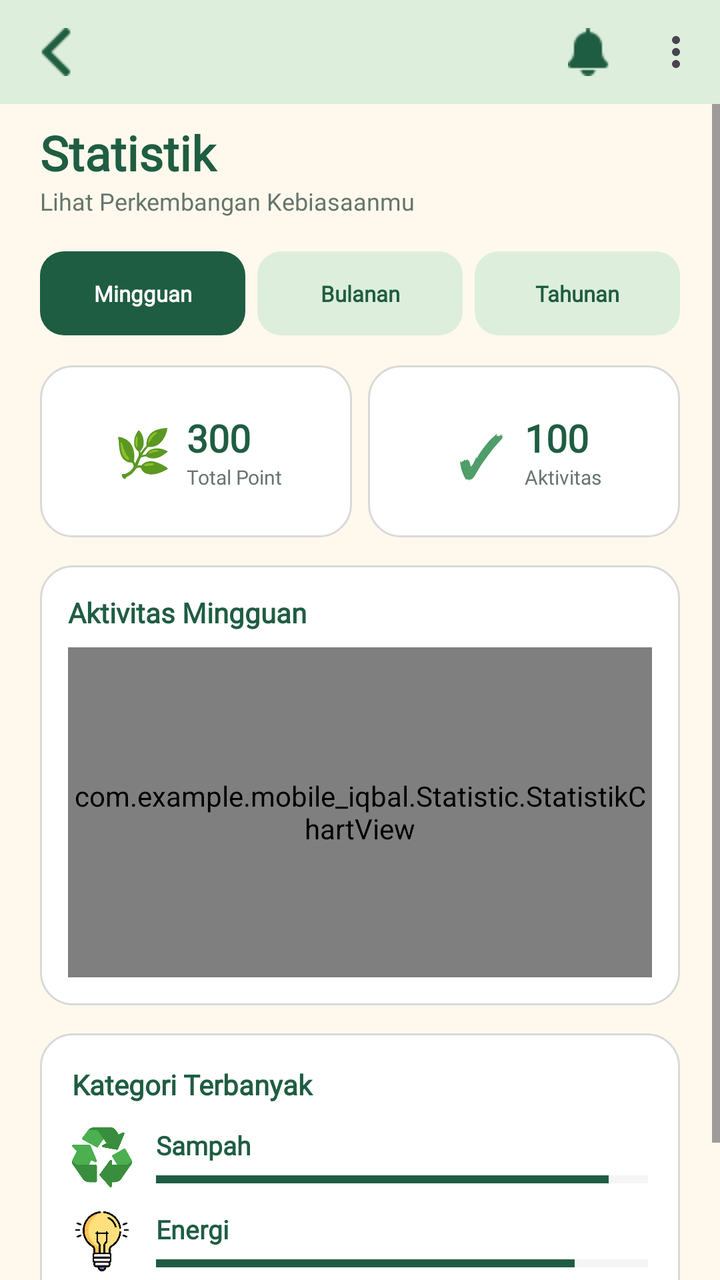
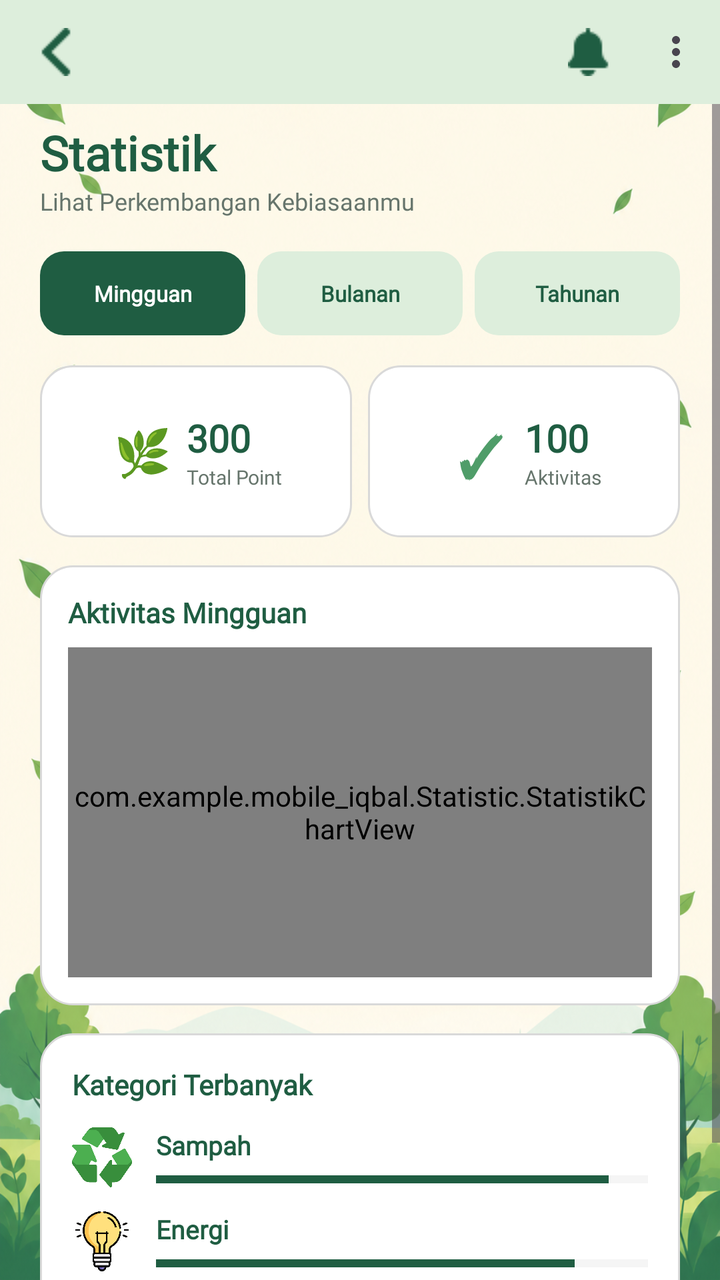

Compare the two renders of this Android layout. The source of the first and the diff that turns it into the second are given below.
<!-- AndroidManifest.xml: application theme Theme.Mobile_Iqbal -->
<!-- res/layout/fragment_statistic.xml -->
<?xml version="1.0" encoding="utf-8"?>
<androidx.constraintlayout.widget.ConstraintLayout
    xmlns:android="http://schemas.android.com/apk/res/android"
    xmlns:app="http://schemas.android.com/apk/res-auto"
    android:layout_width="match_parent"
    android:layout_height="match_parent"
    android:background="#FFF9ED">

    
    <com.google.android.material.appbar.MaterialToolbar
        android:id="@+id/toolbarStatistic"
        android:layout_width="0dp"
        android:layout_height="52dp"
        android:background="#DDEEDC"
        app:navigationIcon="@drawable/left"
        app:title=""
        app:menu="@menu/main_menu"
        app:layout_constraintTop_toTopOf="parent"
        app:layout_constraintStart_toStartOf="parent"
        app:layout_constraintEnd_toEndOf="parent" />

    
    <ScrollView
        android:layout_width="0dp"
        android:layout_height="0dp"
        android:fillViewport="false"
        android:clipToPadding="false"
        android:background="#FFF9ED"
        app:layout_constraintTop_toBottomOf="@id/toolbarStatistic"
        app:layout_constraintBottom_toBottomOf="parent"
        app:layout_constraintStart_toStartOf="parent"
        app:layout_constraintEnd_toEndOf="parent">

        <LinearLayout
            android:layout_width="match_parent"
            android:layout_height="wrap_content"
            android:orientation="vertical"
            android:paddingStart="20dp"
            android:paddingEnd="20dp"
            android:paddingTop="8dp"
            android:paddingBottom="24dp">

            
            <TextView
                android:layout_width="match_parent"
                android:layout_height="wrap_content"
                android:text="Statistik"
                android:textColor="#1F5D42"
                android:textSize="24sp"
                android:textStyle="bold"
                android:fontFamily="@font/poppins" />

            <TextView
                android:layout_width="match_parent"
                android:layout_height="wrap_content"
                android:text="Lihat Perkembangan Kebiasaanmu"
                android:textColor="#66756C"
                android:textSize="12sp"
                android:fontFamily="@font/poppins" />

            
            <LinearLayout
                android:layout_width="match_parent"
                android:layout_height="48dp"
                android:layout_marginTop="14dp"
                android:gravity="center_vertical"
                android:orientation="horizontal">

                <TextView
                    android:id="@+id/btnMingguan"
                    android:layout_width="0dp"
                    android:layout_height="42dp"
                    android:layout_weight="1"
                    android:layout_marginEnd="6dp"
                    android:background="@drawable/bg_filter_selected"
                    android:gravity="center"
                    android:text="Mingguan"
                    android:textColor="#FFFFFF"
                    android:textSize="11sp"
                    android:textStyle="bold"
                    android:fontFamily="@font/poppins" />

                <TextView
                    android:id="@+id/btnBulanan"
                    android:layout_width="0dp"
                    android:layout_height="42dp"
                    android:layout_weight="1"
                    android:layout_marginEnd="6dp"
                    android:background="@drawable/bg_filter"
                    android:gravity="center"
                    android:text="Bulanan"
                    android:textColor="#1F5D42"
                    android:textSize="11sp"
                    android:textStyle="bold"
                    android:fontFamily="@font/poppins" />

                <TextView
                    android:id="@+id/btnTahunan"
                    android:layout_width="0dp"
                    android:layout_height="42dp"
                    android:layout_weight="1"
                    android:background="@drawable/bg_filter"
                    android:gravity="center"
                    android:text="Tahunan"
                    android:textColor="#1F5D42"
                    android:textSize="11sp"
                    android:textStyle="bold"
                    android:fontFamily="@font/poppins" />

            </LinearLayout>

            
            <LinearLayout
                android:layout_width="match_parent"
                android:layout_height="86dp"
                android:layout_marginTop="12dp"
                android:orientation="horizontal">

                <LinearLayout
                    android:layout_width="0dp"
                    android:layout_height="match_parent"
                    android:layout_weight="1"
                    android:layout_marginEnd="8dp"
                    android:background="@drawable/bg_stat_card"
                    android:gravity="center"
                    android:orientation="horizontal"
                    android:padding="8dp">

                    <TextView
                        android:layout_width="34dp"
                        android:layout_height="34dp"
                        android:gravity="center"
                        android:text="🌿"
                        android:textSize="23sp" />

                    <LinearLayout
                        android:layout_width="wrap_content"
                        android:layout_height="wrap_content"
                        android:layout_marginStart="5dp"
                        android:orientation="vertical">

                        <TextView
                            android:id="@+id/txtTotalPoin"
                            android:layout_width="wrap_content"
                            android:layout_height="wrap_content"
                            android:text="300"
                            android:textColor="#1F5D42"
                            android:textSize="19sp"
                            android:textStyle="bold"
                            android:fontFamily="@font/poppins" />

                        <TextView
                            android:layout_width="wrap_content"
                            android:layout_height="wrap_content"
                            android:text="Total Point"
                            android:textColor="#66756C"
                            android:textSize="10sp"
                            android:fontFamily="@font/poppins" />

                    </LinearLayout>
                </LinearLayout>

                <LinearLayout
                    android:layout_width="0dp"
                    android:layout_height="match_parent"
                    android:layout_weight="1"
                    android:background="@drawable/bg_stat_card"
                    android:gravity="center"
                    android:orientation="horizontal"
                    android:padding="8dp">

                    <TextView
                        android:layout_width="34dp"
                        android:layout_height="34dp"
                        android:gravity="center"
                        android:text="✓"
                        android:textColor="#4F9D69"
                        android:textSize="28sp"
                        android:textStyle="bold" />

                    <LinearLayout
                        android:layout_width="wrap_content"
                        android:layout_height="wrap_content"
                        android:layout_marginStart="5dp"
                        android:orientation="vertical">

                        <TextView
                            android:id="@+id/txtTotalAktivitas"
                            android:layout_width="wrap_content"
                            android:layout_height="wrap_content"
                            android:text="100"
                            android:textColor="#1F5D42"
                            android:textSize="19sp"
                            android:textStyle="bold"
                            android:fontFamily="@font/poppins" />

                        <TextView
                            android:layout_width="wrap_content"
                            android:layout_height="wrap_content"
                            android:text="Aktivitas"
                            android:textColor="#66756C"
                            android:textSize="10sp"
                            android:fontFamily="@font/poppins" />

                    </LinearLayout>
                </LinearLayout>

            </LinearLayout>

            
            <LinearLayout
                android:layout_width="match_parent"
                android:layout_height="220dp"
                android:layout_marginTop="14dp"
                android:background="@drawable/bg_stat_card"
                android:orientation="vertical"
                android:padding="14dp">

                <TextView
                    android:layout_width="match_parent"
                    android:layout_height="wrap_content"
                    android:text="Aktivitas Mingguan"
                    android:textColor="#1F5D42"
                    android:textSize="14sp"
                    android:textStyle="bold"
                    android:fontFamily="@font/poppins" />

                <com.example.mobile_iqbal.Statistic.StatistikChartView
                    android:id="@+id/chartAktivitas"
                    android:layout_width="match_parent"
                    android:layout_height="0dp"
                    android:layout_weight="1"
                    android:layout_marginTop="8dp" />

            </LinearLayout>

            
            <LinearLayout
                android:layout_width="match_parent"
                android:layout_height="wrap_content"
                android:layout_marginTop="14dp"
                android:background="@drawable/bg_stat_card"
                android:orientation="vertical"
                android:padding="16dp">

                <TextView
                    android:layout_width="match_parent"
                    android:layout_height="wrap_content"
                    android:text="Kategori Terbanyak"
                    android:textColor="#1F5D42"
                    android:textSize="14sp"
                    android:textStyle="bold"
                    android:fontFamily="@font/poppins" />

                
                <LinearLayout
                    android:layout_width="match_parent"
                    android:layout_height="wrap_content"
                    android:layout_marginTop="12dp"
                    android:gravity="center_vertical"
                    android:orientation="horizontal">

                    <ImageView
                        android:layout_width="30dp"
                        android:layout_height="30dp"
                        android:src="@drawable/recycle"
                        android:scaleType="fitCenter"
                        android:contentDescription="Sampah" />

                    <LinearLayout
                        android:layout_width="0dp"
                        android:layout_height="wrap_content"
                        android:layout_weight="1"
                        android:layout_marginStart="12dp"
                        android:orientation="vertical">

                        <TextView
                            android:layout_width="wrap_content"
                            android:layout_height="wrap_content"
                            android:text="Sampah"
                            android:textColor="#1F5D42"
                            android:textSize="13sp"
                            android:textStyle="bold"
                            android:fontFamily="@font/poppins" />

                        <ProgressBar
                            android:id="@+id/progressSampah"
                            style="?android:attr/progressBarStyleHorizontal"
                            android:layout_width="match_parent"
                            android:layout_height="7dp"
                            android:layout_marginTop="5dp"
                            android:max="100"
                            android:progress="92"
                            android:progressTint="#1F5D42"
                            android:progressBackgroundTint="#D9D9D9" />

                    </LinearLayout>
                </LinearLayout>

                
                <LinearLayout
                    android:layout_width="match_parent"
                    android:layout_height="wrap_content"
                    android:layout_marginTop="12dp"
                    android:gravity="center_vertical"
                    android:orientation="horizontal">

                    <ImageView
                        android:layout_width="30dp"
                        android:layout_height="30dp"
                        android:src="@drawable/light"
                        android:scaleType="fitCenter"
                        android:contentDescription="Energi" />

                    <LinearLayout
                        android:layout_width="0dp"
                        android:layout_height="wrap_content"
                        android:layout_weight="1"
                        android:layout_marginStart="12dp"
                        android:orientation="vertical">

                        <TextView
                            android:layout_width="wrap_content"
                            android:layout_height="wrap_content"
                            android:text="Energi"
                            android:textColor="#1F5D42"
                            android:textSize="13sp"
                            android:textStyle="bold"
                            android:fontFamily="@font/poppins" />

                        <ProgressBar
                            android:id="@+id/progressEnergi"
                            style="?android:attr/progressBarStyleHorizontal"
                            android:layout_width="match_parent"
                            android:layout_height="7dp"
                            android:layout_marginTop="5dp"
                            android:max="100"
                            android:progress="85"
                            android:progressTint="#1F5D42"
                            android:progressBackgroundTint="#D9D9D9" />

                    </LinearLayout>
                </LinearLayout>

                
                <LinearLayout
                    android:layout_width="match_parent"
                    android:layout_height="wrap_content"
                    android:layout_marginTop="12dp"
                    android:gravity="center_vertical"
                    android:orientation="horizontal">

                    <ImageView
                        android:layout_width="30dp"
                        android:layout_height="30dp"
                        android:src="@drawable/tumbler"
                        android:scaleType="fitCenter"
                        android:contentDescription="Air" />

                    <LinearLayout
                        android:layout_width="0dp"
                        android:layout_height="wrap_content"
                        android:layout_weight="1"
                        android:layout_marginStart="12dp"
                        android:orientation="vertical">

                        <TextView
                            android:layout_width="wrap_content"
                            android:layout_height="wrap_content"
                            android:text="Air"
                            android:textColor="#1F5D42"
                            android:textSize="13sp"
                            android:textStyle="bold"
                            android:fontFamily="@font/poppins" />

                        <ProgressBar
                            android:id="@+id/progressAir"
                            style="?android:attr/progressBarStyleHorizontal"
                            android:layout_width="match_parent"
                            android:layout_height="7dp"
                            android:layout_marginTop="5dp"
                            android:max="100"
                            android:progress="78"
                            android:progressTint="#1F5D42"
                            android:progressBackgroundTint="#D9D9D9" />

                    </LinearLayout>
                </LinearLayout>

            </LinearLayout>

        </LinearLayout>
    </ScrollView>

</androidx.constraintlayout.widget.ConstraintLayout>
<!-- resources referenced by this layout -->
<resources>
  <!-- drawable bg_filter (drawable) -->
  <?xml version="1.0" encoding="utf-8"?>
  <shape xmlns:android="http://schemas.android.com/apk/res/android">
      <solid android:color="#DDEEDC" />
      <corners android:radius="12dp" />
  </shape>
  <!-- drawable bg_filter_selected (drawable) -->
  <?xml version="1.0" encoding="utf-8"?>
  <shape xmlns:android="http://schemas.android.com/apk/res/android">
      <solid android:color="#1F5D42" />
      <corners android:radius="12dp" />
  </shape>
  <!-- drawable bg_stat_card (drawable) -->
  <?xml version="1.0" encoding="utf-8"?>
  <shape xmlns:android="http://schemas.android.com/apk/res/android">
      <solid android:color="#FFFFFF" />
      <corners android:radius="16dp" />
      <stroke
          android:width="1dp"
          android:color="#D9D9D9" />
  </shape>
  <!-- drawable left: png bitmap (drawable, 427 bytes) -->
  <!-- drawable light: png bitmap (drawable, 29079 bytes) -->
  <!-- drawable recycle: png bitmap (drawable, 18772 bytes) -->
  <!-- drawable tumbler: png bitmap (drawable, 634 bytes) -->
  <style name="Theme.Mobile_Iqbal" parent="Base.Theme.Mobile_Iqbal" />
  <style name="Base.Theme.Mobile_Iqbal" parent="Theme.Material3.DayNight.NoActionBar">
          
          
      </style>
</resources>

<!-- the commit's change to res/layout/fragment_statistic.xml (unified diff, before → after) -->
@@ -4,9 +4,8 @@
     xmlns:app="http://schemas.android.com/apk/res-auto"
     android:layout_width="match_parent"
     android:layout_height="match_parent"
-    android:background="#FFF9ED">
-
-    
+    android:background="@drawable/bgutama">
+
     <com.google.android.material.appbar.MaterialToolbar
         android:id="@+id/toolbarStatistic"
         android:layout_width="0dp"
@@ -19,13 +18,12 @@
         app:layout_constraintStart_toStartOf="parent"
         app:layout_constraintEnd_toEndOf="parent" />
 
-    
     <ScrollView
         android:layout_width="0dp"
         android:layout_height="0dp"
         android:fillViewport="false"
         android:clipToPadding="false"
-        android:background="#FFF9ED"
+        android:background="@android:color/transparent"
         app:layout_constraintTop_toBottomOf="@id/toolbarStatistic"
         app:layout_constraintBottom_toBottomOf="parent"
         app:layout_constraintStart_toStartOf="parent"
<!-- resource entries referenced after the edit -->
@@ -21,6 +21,7 @@
           android:width="1dp"
           android:color="#D9D9D9" />
   </shape>
+  <!-- drawable bgutama: png bitmap (drawable, 910591 bytes) -->
   <!-- drawable left: png bitmap (drawable, 427 bytes) -->
   <!-- drawable light: png bitmap (drawable, 29079 bytes) -->
   <!-- drawable recycle: png bitmap (drawable, 18772 bytes) -->
